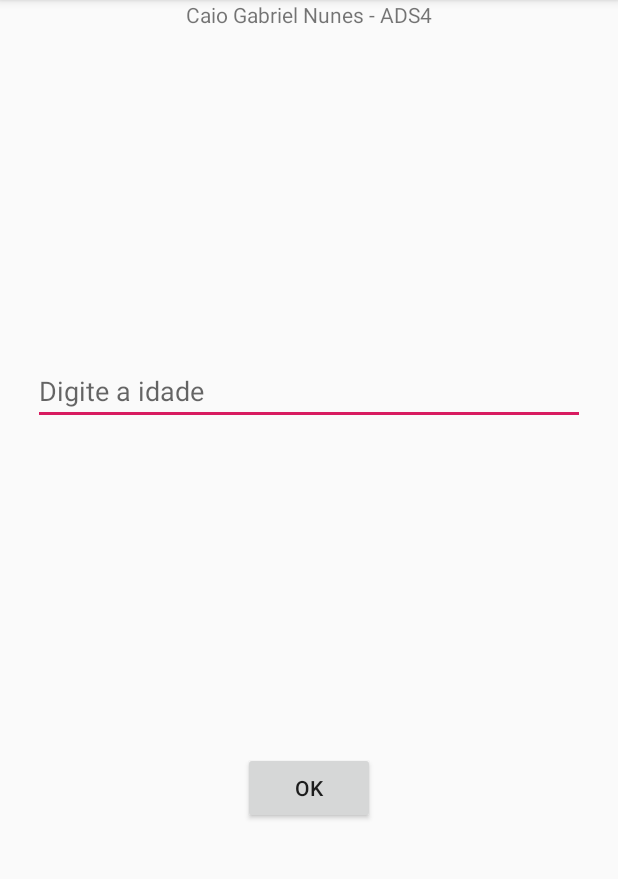
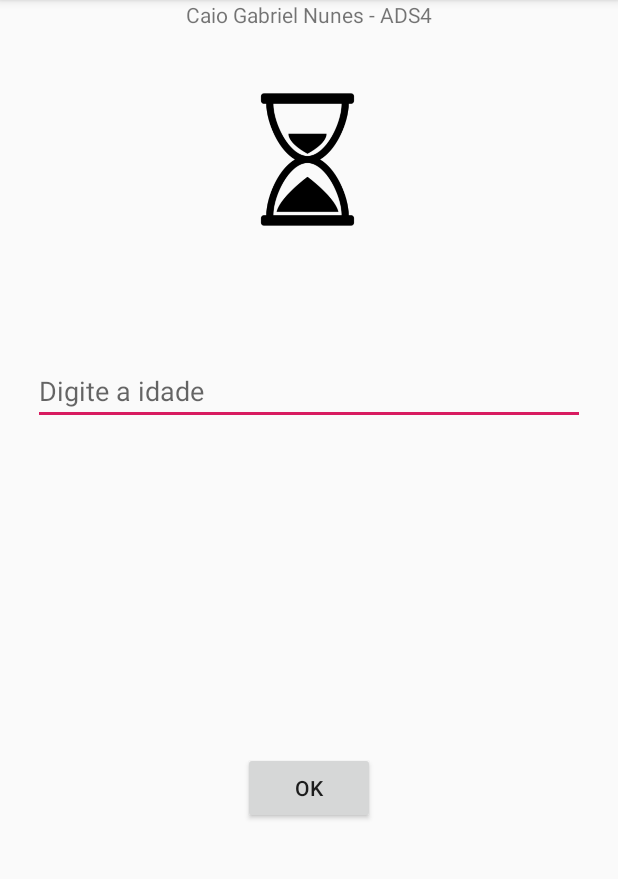
Before and after one commit to CaioGabriel1000/Estudos-Android, an Android app: the screen it shows after launch (MainActivity), after a tap on "OK", on a phone screen of 412 x 824 dp, the part 84-963 px from its top. Run offline under Robolectric (Android 15) with nearby library versions, the phone set to English and light mode, and no system bars; 1 statement that could not run was skipped.

Commit message:
Exibindo a imagem correspondente a idade escolhida

```diff
--- a/app/src/main/java/com/caio/caiogabrielnunesappcalculadoraidade/MainActivity.java
+++ b/app/src/main/java/com/caio/caiogabrielnunesappcalculadoraidade/MainActivity.java
@@ -5,6 +5,7 @@ import android.os.Bundle;
 import android.view.View;
 import android.widget.Button;
 import android.widget.EditText;
+import android.widget.ImageView;
 import android.widget.Toast;
 
 import java.text.NumberFormat;
@@ -14,6 +15,8 @@ public class MainActivity extends AppCompatActivity {
 
     private Button btnOk;
     private EditText edtText;
+    protected ImageView imageView;
+    protected int[] img = {R.drawable.aguardando,R.drawable.crianca, R.drawable.adolescente, R.drawable.adulto, R.drawable.idoso};
 
     @Override
     protected void onCreate(Bundle savedInstanceState) {
@@ -22,12 +25,16 @@ public class MainActivity extends AppCompatActivity {
 
         btnOk = (Button) findViewById(R.id.button);
         edtText = (EditText) findViewById(R.id.editText);
+        imageView = (ImageView) findViewById(R.id.imageView);
+
 
         btnOk.setOnClickListener(new View.OnClickListener() {
             @Override
             public void onClick(View v) {
                 String texto = edtText.getText().toString();
+                int i = mudarImagem(texto);
                 texto = testarIdade(texto);
+                imageView.setImageResource(img[i]);-
                 Toast.makeText(getApplicationContext(),
                         texto, Toast.LENGTH_LONG).show();
             }
@@ -59,6 +66,30 @@ public class MainActivity extends AppCompatActivity {
         }
     }
 
+    public int mudarImagem(String idade) {
+        if(isNumeric(idade)) {
+            int i;
+            try {
+                i = Integer.parseInt(idade);
+            } catch (Exception e) {
+                return 0;
+            }
+            if (i >= 0 && i <= 12) {
+                return 1;
+            } else if (i > 12 && i < 18) {
+                return 2;
+            } else if (i >= 18 && i < 60) {
+                return 3;
+            } else if (i >= 60) {
+                return 4;
+            } else {
+                return 0;
+            }
+        } else {
+            return 0;
+        }
+    }
+
     public static boolean isNumeric(String str) {
         NumberFormat formatter = NumberFormat.getInstance();
         ParsePosition pos = new ParsePosition(0);
--- a/app/src/main/res/layout/activity_main.xml
+++ b/app/src/main/res/layout/activity_main.xml
@@ -5,6 +5,18 @@
     android:layout_width="match_parent"
     android:layout_height="match_parent"
     tools:context=".MainActivity">
+
+    <ImageView
+        android:id="@+id/imageView"
+        android:layout_width="90dp"
+        android:layout_height="90dp"
+        app:layout_constraintBottom_toBottomOf="parent"
+        app:layout_constraintEnd_toEndOf="parent"
+        app:layout_constraintHorizontal_bias="0.496"
+        app:layout_constraintStart_toStartOf="parent"
+        app:layout_constraintTop_toTopOf="parent"
+        app:layout_constraintVertical_bias="0.09"
+        app:srcCompat="@drawable/aguardando" />
 
     <TextView
         android:id="@+id/textView"
@@ -36,7 +48,6 @@
         android:text="OK"
         app:layout_constraintBottom_toBottomOf="parent"
         app:layout_constraintEnd_toEndOf="parent"
-        app:layout_constraintHorizontal_bias="0.5"
         app:layout_constraintStart_toStartOf="parent"
         app:layout_constraintTop_toBottomOf="@+id/editText" />
 
```
Also changed, not shown: app/src/main/res/drawable/adolescente.png (added), app/src/main/res/drawable/adulto.png (added), app/src/main/res/drawable/aguardando.png (added), app/src/main/res/drawable/crianca.png (added), app/src/main/res/drawable/idoso.jpg (added).
